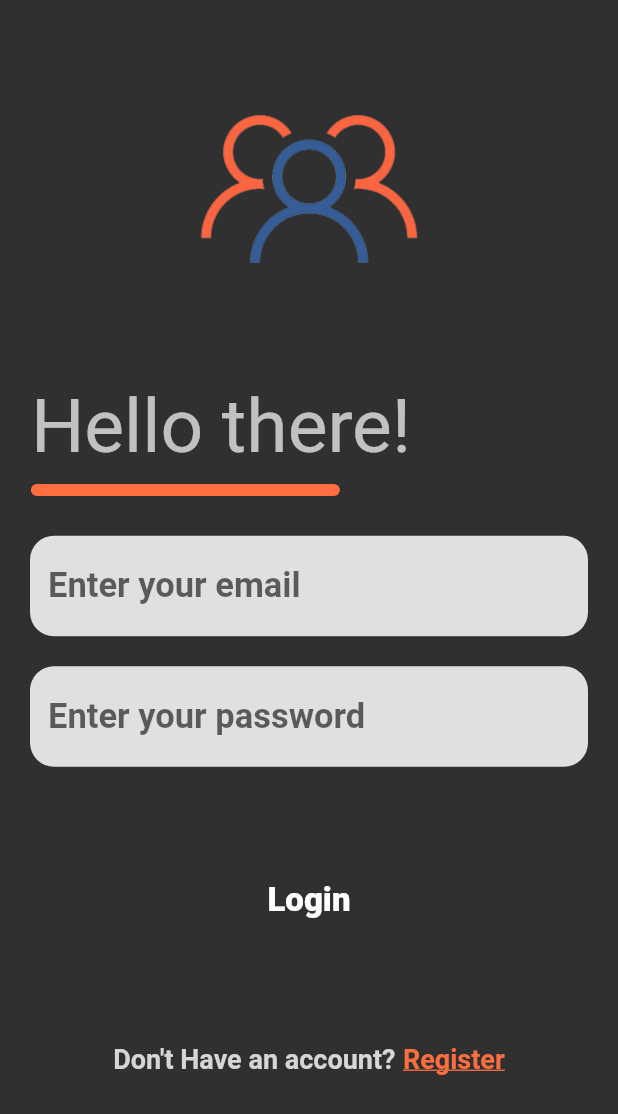
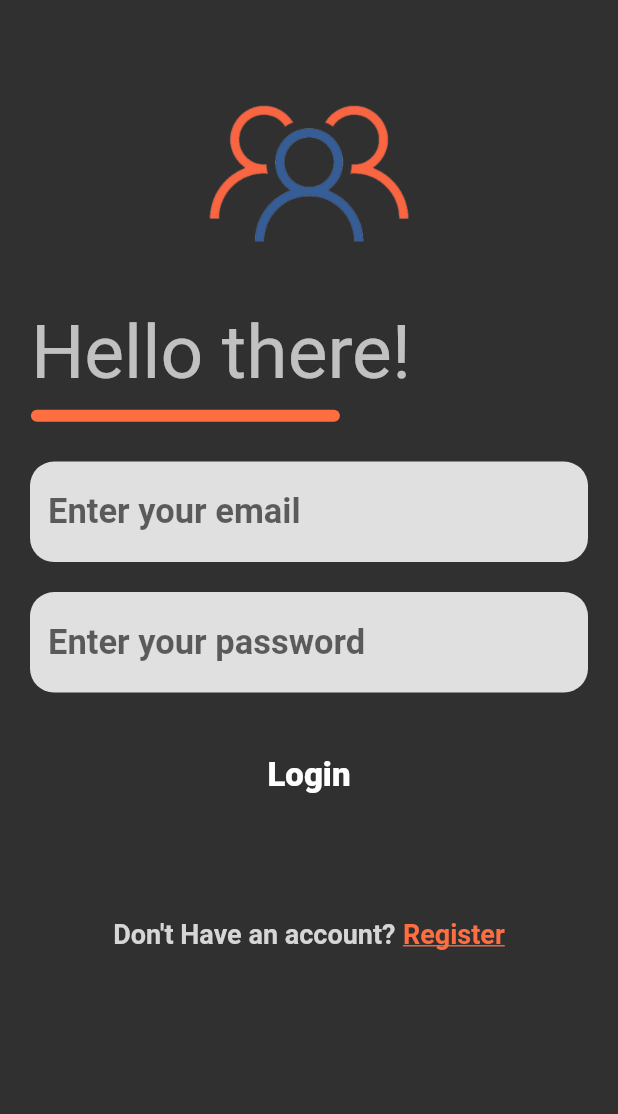
Before and after one commit to ShresthaUtsav03/righter, a Flutter app: the screen it shows after launch, on a phone screen of 412 x 824 dp. Shown: the top 1114 px of the screen. Run offline on Flutter 3.47's test engine with Material 2 defaults, Android fonts, the phone set to English and light mode, and no system bars; our stand-ins replace cloud_firestore, firebase_auth, firebase_core, flutter_spinkit, step_progress_indicator; missing offline and left inert: animated_button; accounts and stored records are empty.

Commit message:
Login UI changes

```diff
--- a/lib/views/authentication/login.dart
+++ b/lib/views/authentication/login.dart
@@ -45,7 +45,7 @@ class _LoginState extends State<Login> {
                           mainAxisAlignment: MainAxisAlignment.start,
                           children: <Widget>[
                             SizedBox(
-                              height: height * .31,
+                              height: height * .25,
                             ),
                             Column(
                               children: <Widget>[
@@ -122,14 +122,14 @@ class _LoginState extends State<Login> {
                               },
                             ),
                             SizedBox(
-                              height: 25,
+                              height: height * 0.01,
                             ),
                             Text(
                               error,
                               style: errorStyle,
                             ),
                             SizedBox(
-                              height: 25,
+                              height: height / 100,
                             ),
                             Row(
                               mainAxisAlignment: MainAxisAlignment.center,
@@ -202,7 +202,8 @@ class _LoginState extends State<Login> {
                                   ),
                                 )
                               ],
-                            )
+                            ),
+                            SizedBox(height: height * 0.03),
                           ],
                         ),
                       ),
```
Also changed, not shown: lib/services/authentication/auth.dart (+13 -13 lines).
